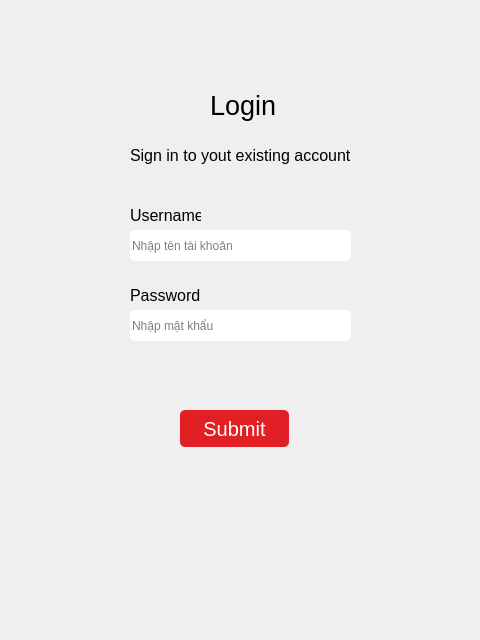
mindxDoc/ClassRanking, file add_form.ui: the form before one commit.
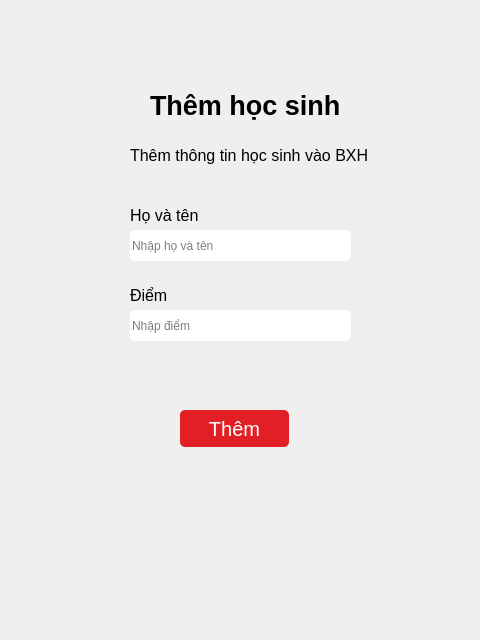
The form after the commit.

Diff of the .ui file:
```diff
--- a/add_form.ui
+++ b/add_form.ui
@@ -37,7 +37,7 @@
 padding: 5%;</string>
    </property>
    <property name="text">
-    <string>Submit</string>
+    <string>Thêm</string>
    </property>
   </widget>
   <widget class="QLabel" name="label_2">
@@ -45,7 +45,7 @@
     <rect>
      <x>130</x>
      <y>140</y>
-     <width>221</width>
+     <width>241</width>
      <height>31</height>
     </rect>
    </property>
@@ -55,7 +55,7 @@
     </font>
    </property>
    <property name="text">
-    <string>Sign in to yout existing account</string>
+    <string>Thêm thông tin học sinh vào BXH</string>
    </property>
   </widget>
   <widget class="QLabel" name="label_3">
@@ -73,7 +73,7 @@
     </font>
    </property>
    <property name="text">
-    <string>Username</string>
+    <string>Họ và tên</string>
    </property>
   </widget>
   <widget class="QLabel" name="label_4">
@@ -91,7 +91,7 @@
     </font>
    </property>
    <property name="text">
-    <string>Password</string>
+    <string>Điểm</string>
    </property>
   </widget>
   <widget class="QLineEdit" name="name">
@@ -107,7 +107,7 @@
     <string notr="true">border-radius: 5%;</string>
    </property>
    <property name="placeholderText">
-    <string>Nhập tên tài khoản</string>
+    <string>Nhập họ và tên</string>
    </property>
   </widget>
   <widget class="QLineEdit" name="pwd">
@@ -127,25 +127,31 @@
     <enum>QLineEdit::Normal</enum>
    </property>
    <property name="placeholderText">
-    <string>Nhập mật khẩu</string>
+    <string>Nhập điểm</string>
    </property>
   </widget>
   <widget class="QLabel" name="label">
    <property name="geometry">
     <rect>
-     <x>210</x>
+     <x>150</x>
      <y>90</y>
-     <width>71</width>
+     <width>191</width>
      <height>41</height>
     </rect>
    </property>
    <property name="font">
     <font>
+     <family>Segoe UI</family>
      <pointsize>20</pointsize>
+     <italic>false</italic>
+     <bold>true</bold>
     </font>
    </property>
+   <property name="styleSheet">
+    <string notr="true">font: 700 20pt &quot;Segoe UI&quot;;</string>
+   </property>
    <property name="text">
-    <string>Login</string>
+    <string>Thêm học sinh</string>
    </property>
    <property name="alignment">
     <set>Qt::AlignLeading|Qt::AlignLeft|Qt::AlignTop</set>
```
